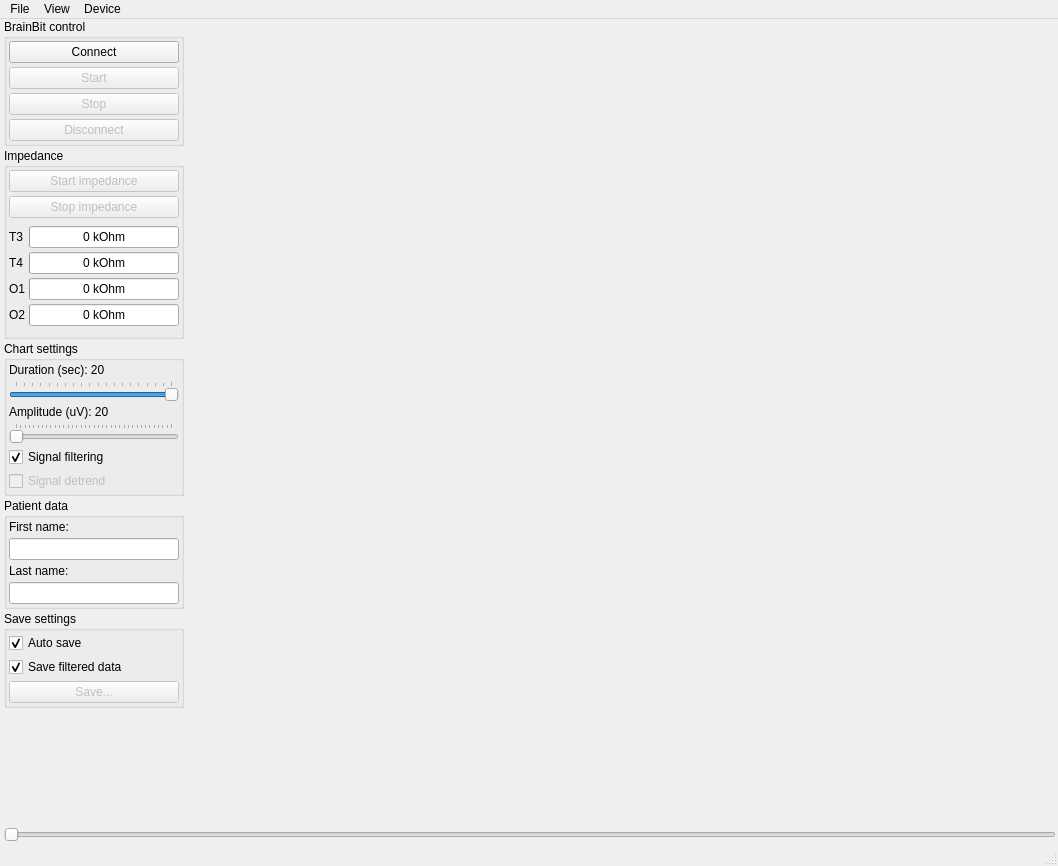
ZarkSPb/BB_Python, file UI/mainwindow.ui: the form before one commit.
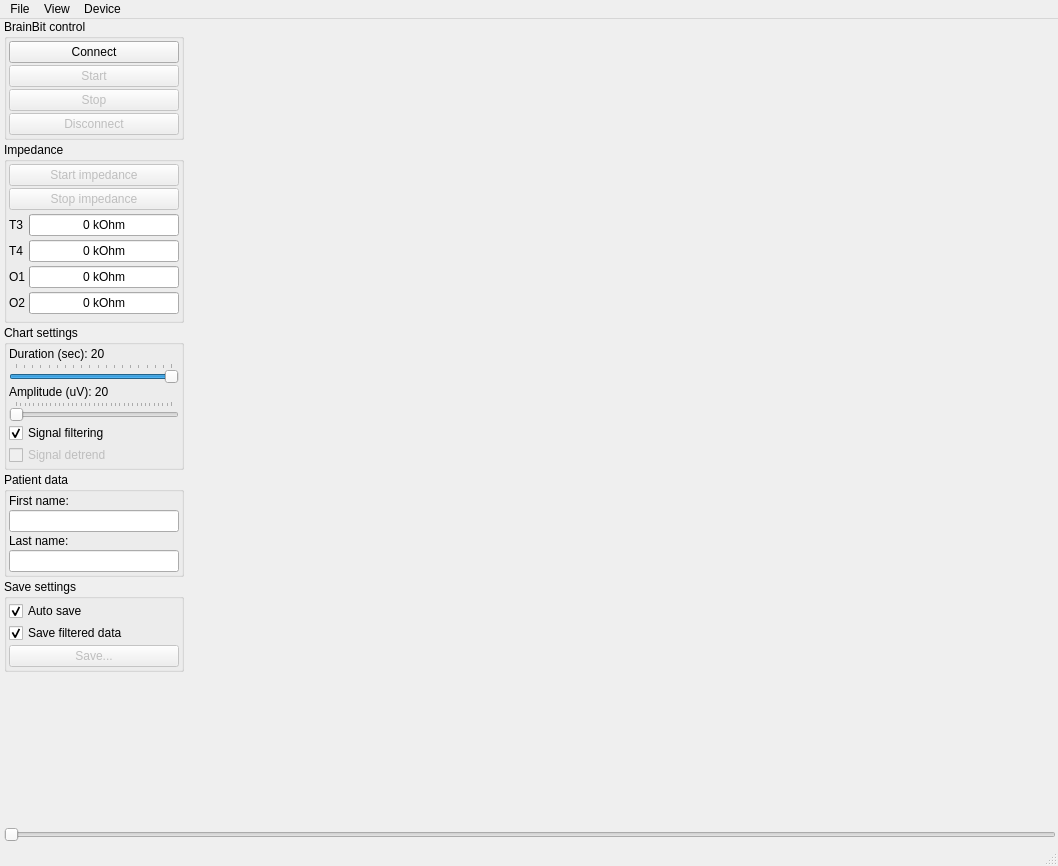
The form after the commit.

Commit message: Open rhytm window

```diff
--- a/UI/mainwindow.ui
+++ b/UI/mainwindow.ui
@@ -67,7 +67,7 @@
          </property>
          <layout class="QVBoxLayout" name="LayoutControl">
           <property name="spacing">
-           <number>4</number>
+           <number>2</number>
           </property>
           <property name="leftMargin">
            <number>2</number>
@@ -128,7 +128,7 @@
          </property>
          <layout class="QVBoxLayout" name="LayoutImpedance">
           <property name="spacing">
-           <number>4</number>
+           <number>2</number>
           </property>
           <property name="leftMargin">
            <number>2</number>
@@ -393,7 +393,7 @@
          </property>
          <layout class="QVBoxLayout" name="LayoutChartSettings">
           <property name="spacing">
-           <number>4</number>
+           <number>2</number>
           </property>
           <property name="leftMargin">
            <number>2</number>
@@ -516,7 +516,7 @@
          </property>
          <layout class="QVBoxLayout" name="LayoutPatient">
           <property name="spacing">
-           <number>4</number>
+           <number>2</number>
           </property>
           <property name="leftMargin">
            <number>2</number>
@@ -564,7 +564,7 @@
          </property>
          <layout class="QVBoxLayout" name="LayoutSave">
           <property name="spacing">
-           <number>4</number>
+           <number>2</number>
           </property>
           <property name="leftMargin">
            <number>2</number>
```
Left out of the diff: 51 changed lines with no effect on the pictures. The commit also changes 6 other files.
